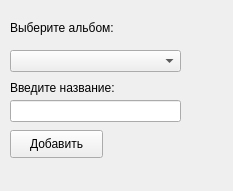
First picture: the form in files/image/add_image.ui, repository Mooro869/PhotoCollection, before the edit.
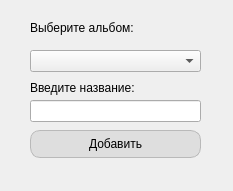
Second picture: the form after the edit.

Patch:
```diff
--- a/files/image/add_image.ui
+++ b/files/image/add_image.ui
@@ -16,7 +16,7 @@
   <widget class="QComboBox" name="comboBox">
    <property name="geometry">
     <rect>
-     <x>10</x>
+     <x>30</x>
      <y>50</y>
      <width>171</width>
      <height>22</height>
@@ -26,7 +26,7 @@
   <widget class="QLabel" name="label">
    <property name="geometry">
     <rect>
-     <x>10</x>
+     <x>30</x>
      <y>20</y>
      <width>171</width>
      <height>16</height>
@@ -39,12 +39,21 @@
   <widget class="QPushButton" name="pushButton">
    <property name="geometry">
     <rect>
-     <x>10</x>
+     <x>30</x>
      <y>130</y>
-     <width>93</width>
+     <width>171</width>
      <height>28</height>
     </rect>
    </property>
+   <property name="styleSheet">
+    <string notr="true"> background-color: rgba(220, 220, 220, 0.9);  /* Светло-серый фон */
+                color: black;                               /* Черный текст */
+                border-radius: 10px;                        /* Закругление углов */
+                border: 1px solid rgba(180, 180, 180, 0.9); /* Серая рамка */
+                padding: 5px 10px;                         /* Внутренние отступы */
+                font-weight: 400;                          /* Жирный текст */ 
+</string>
+   </property>
    <property name="text">
     <string>Добавить</string>
    </property>
@@ -52,7 +61,7 @@
   <widget class="QLineEdit" name="lineEdit">
    <property name="geometry">
     <rect>
-     <x>10</x>
+     <x>30</x>
      <y>100</y>
      <width>171</width>
      <height>22</height>
@@ -62,7 +71,7 @@
   <widget class="QLabel" name="label_2">
    <property name="geometry">
     <rect>
-     <x>10</x>
+     <x>30</x>
      <y>80</y>
      <width>171</width>
      <height>16</height>
```
